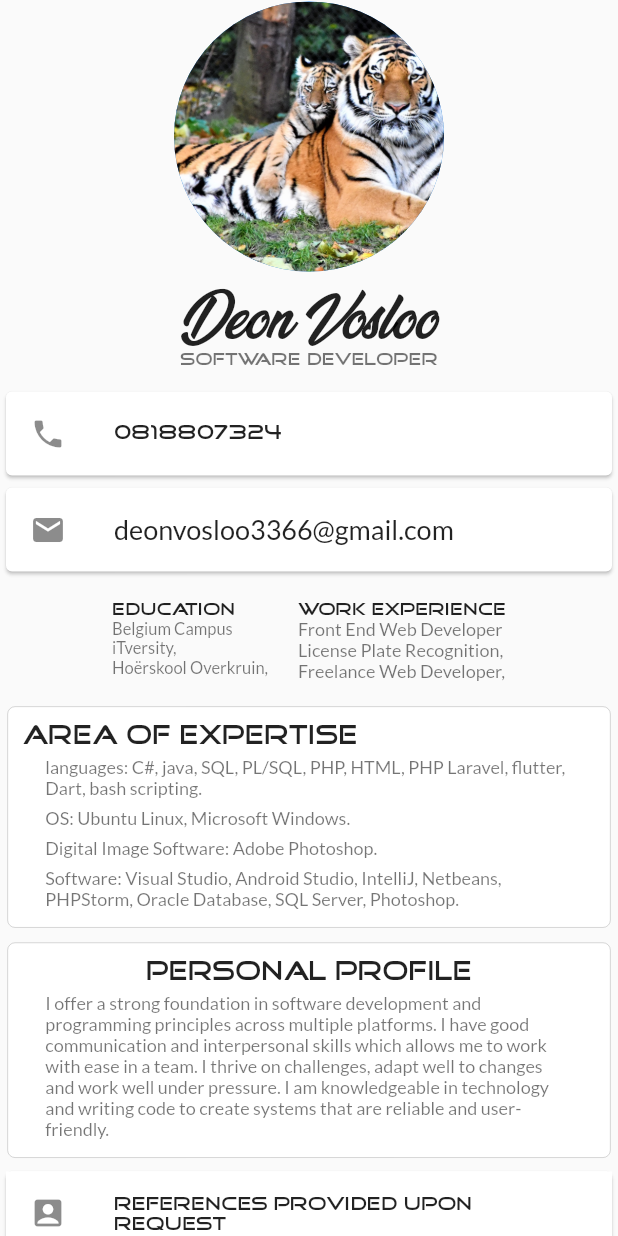
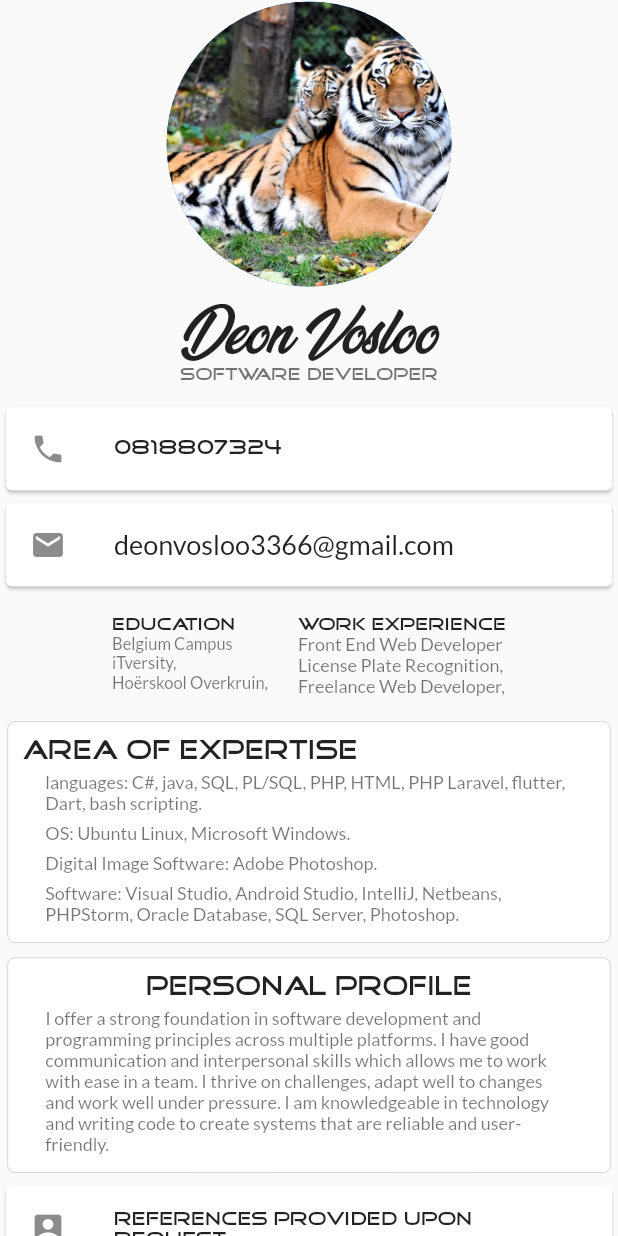
Before and after one commit to DeonVosloo/Mobile-Programming-361-project-1, a Flutter app: the screen it shows after launch, on a phone screen of 412 x 824 dp. Run offline on Flutter 3.47's test engine with Material 2 defaults, Android fonts, the phone set to English and light mode, and no system bars; our stand-ins replace google_fonts.

Commit message:
Update main.dart

```diff
--- a/lib/main.dart
+++ b/lib/main.dart
@@ -34,7 +34,7 @@ class MyApp extends StatelessWidget
                     (
                     child: CircleAvatar
                       (
-                      radius: 90.0,
+                      radius: 95.0,
                       backgroundImage: AssetImage('assets/img2.jpg'),
                     ),
                   ),
```
